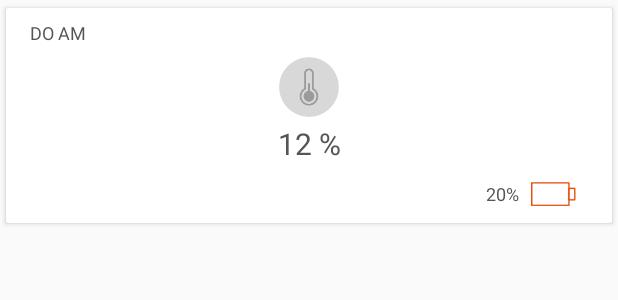
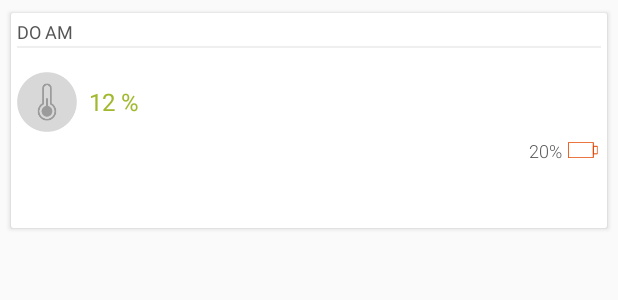
Before and after one commit to ttdat0410/BTS, an Android app: the layout listitem_device.xml on its own in the app's theme, with its tools: preview values and no code run, on a phone screen of 412 x 824 dp. Shown: the top 300 px of the screen. Run offline under Robolectric (Android 15) with nearby library versions, the phone set to English and light mode, and no system bars.

```diff
--- a/app/src/main/res/layout/listitem_device.xml
+++ b/app/src/main/res/layout/listitem_device.xml
@@ -11,26 +11,29 @@
         android:layout_height="150dp"
         app:cardCornerRadius="2dp"
         app:cardElevation="2dp"
-        android:layout_marginBottom="2dp"
-        android:layout_marginLeft="2dp"
-        android:layout_marginRight="2dp"
-        android:layout_marginTop="2dp"
+        android:layout_marginBottom="5dp"
+        android:layout_marginLeft="5dp"
+        android:layout_marginRight="5dp"
+        android:layout_marginTop="5dp"
         app:cardPreventCornerOverlap="false"
         app:contentPadding="0dp"
         app:cardUseCompatPadding="true"
         app:cardBackgroundColor="@color/white">
 
         <RelativeLayout
-            style="@style/match"
+            android:layout_width="match_parent"
+            android:layout_height="match_parent"
             android:background="@color/white">
 
             <LinearLayout
                 style="@style/match"
+                android:layout_width="match_parent"
+                android:layout_height="match_parent"
                 android:orientation="vertical"
-                android:paddingTop="@dimen/space_XS"
-                android:paddingLeft="@dimen/space_S"
-                android:paddingRight="@dimen/space_S"
-                android:paddingBottom="@dimen/space_XS">
+                android:paddingTop="@dimen/space_XXS"
+                android:paddingLeft="@dimen/space_XXS"
+                android:paddingRight="@dimen/space_XXS"
+                android:paddingBottom="@dimen/space_XXS">
 
                 <TextView
                     android:id="@+id/txtSensorName"
@@ -39,36 +42,61 @@
                     android:layout_height="wrap_content"
                     android:ellipsize="end"
                     android:maxLines="1"
-                    android:text="DO AM"/>
+                    android:text="DO AM"
+                    android:fontFamily="sans-serif-bold"
+                    android:textAllCaps="true"/>
+
+                <View
+                    android:id="@+id/line"
+                    style="@style/divider_line"
+                    android:layout_below="@+id/txtSensorName"
+                    android:layout_marginTop="1dp"
+                    android:layout_alignParentBottom="true" />
 
                 <RelativeLayout
-                    style="@style/match"
+                    android:layout_width="match_parent"
+                    android:layout_height="match_parent"
                     android:background="@color/white"
                     android:layout_marginTop="@dimen/space_XS">
+
+                    <LinearLayout
+                        android:id="@+id/dataView"
+                        style="@style/block"
+                        android:background="@color/white"
+                        android:layout_below="@+id/line"
+                        android:layout_marginTop="@dimen/space_XS"
+                        android:layout_marginRight="0dp"
+                        android:orientation="horizontal"
+                        android:gravity="right">
 
                         <ImageView
                             android:id="@+id/imgSensorIcon"
                             android:layout_width="40dp"
                             android:layout_height="40dp"
                             android:layout_centerHorizontal="true"
-                        android:src="@mipmap/ic_temp_inactive"/>
+                            android:src="@mipmap/ic_temp_inactive"
+                            android:layout_gravity="center"/>
 
                         <TextView
                             android:id="@+id/txtSensorValue"
-                        style="@style/l_silicon_grey"
+                            android:layout_width="match_parent"
+                            android:layout_height="wrap_content"
+                            style="@style/m_terbium_green"
                             android:layout_below="@+id/imgSensorIcon"
-                        android:layout_centerHorizontal="true"
-                        android:textAlignment="center"
-                        android:layout_marginTop="@dimen/space_XXS"
-                        android:text="12 %"/>
+                            android:layout_marginLeft="@dimen/space_XS"
+                            android:text="12 %"
+                            android:fontFamily="sans-serif-bold"
+                            android:textAllCaps="true"
+                            android:layout_gravity="center"/>
+                    </LinearLayout>
 
                     <LinearLayout
                         android:id="@+id/batteryView"
-                        style="@style/match"
-                        android:layout_centerVertical="true"
+                        style="@style/block"
                         android:background="@color/white"
-                        android:layout_below="@+id/txtSensorValue"
-                        android:layout_marginTop="@dimen/space_XS"
+                        android:layout_below="@+id/dataView"
+                        android:layout_marginTop="@dimen/space_XXS"
+                        android:layout_marginRight="0dp"
                         android:orientation="horizontal"
                         android:gravity="right">
 
@@ -79,19 +107,26 @@
                             android:layout_height="wrap_content"
                             android:text="20%"
                             android:layout_gravity="center"
-                            android:layout_marginRight="@dimen/space_XS"/>
+                            android:layout_marginRight="@dimen/space_XXS"
+                            android:fontFamily="sans-serif-light"
+                            android:textAllCaps="true"/>
 
                         <ImageView
                             android:id="@+id/imgBatteryIcon"
-                            android:layout_width="30dp"
-                            android:layout_height="25dp"
+                            android:layout_width="20dp"
+                            android:layout_height="12dp"
                             android:src="@mipmap/battery_0bar"
                             android:layout_gravity="center"
-                            android:layout_marginRight="@dimen/space_XS"/>
+                            android:layout_marginRight="@dimen/space_XXXS"/>
 
                     </LinearLayout>
+
                 </RelativeLayout>
+
             </LinearLayout>
+
         </RelativeLayout>
+
     </android.support.v7.widget.CardView>
+
 </FrameLayout>
--- a/app/src/main/res/values/styles.xml
+++ b/app/src/main/res/values/styles.xml
@@ -65,10 +65,14 @@
         <item name="android:textSize">@dimen/text_size_L</item>
     </style>
 
+    <style name="m_terbium_green" parent="terbium_green_text">
+        <item name="android:textSize">@dimen/text_size_M</item>
+    </style>
+
     <style name="divider_line">
         <item name="android:layout_width">match_parent</item>
         <item name="android:layout_height">@dimen/divider_height</item>
-        <item name="android:background">@color/divider_line</item>
+        <item name="android:background">@color/sl_light_grey</item>
     </style>
 
     <style name="terbium_green_text" parent="wrap">
@@ -100,8 +104,6 @@
     </style>
 
     <style name="envbox">
-        <item name="android:layout_width">wrap_content</item>
-        <item name="android:layout_height">wrap_content</item>
         <item name="android:background">@drawable/white_rect</item>
         <item name="android:gravity">center_horizontal</item>
         <item name="android:layout_gravity">center_horizontal</item>
```
Also changed, not shown: app/src/main/java/vn/vnpt/ansv/bts/ui/monitor/RecyclerMonitorAdapter.java (+41 -17 lines), app/src/main/java/vn/vnpt/ansv/bts/ui/monitor/RecyclerMonitorFragment.java (+70 -12 lines), app/src/main/java/vn/vnpt/ansv/bts/ui/monitor/RecyclerMonitorPresenterImpl.java (+1 -6 lines), app/src/main/java/vn/vnpt/ansv/bts/utils/Utils.java (+28 -2 lines), app/src/main/res/mipmap-hdpi/battery_1bar.png (added), app/src/main/res/mipmap-hdpi/battery_2bar.png (added), app/src/main/res/mipmap-hdpi/battery_3bar.png (added), app/src/main/res/mipmap-hdpi/battery_4bar.png (added). Lines whose indentation alone changed are shown as unchanged.
